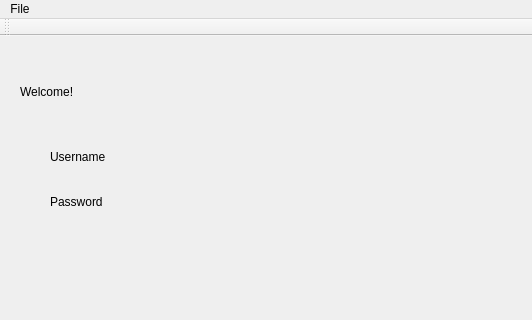
Old version of the form MyLocation/src/MyLocation.ui in the repository Aleadinglight/Computer-Tracking-App; both pictures show x 0 to 532 and y 0 to 320 of the 532 by 520 pixel window.
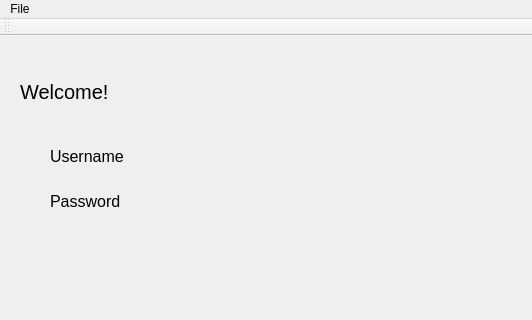
New version of the form.

Diff of the .ui file:
```diff
--- a/MyLocation/src/MyLocation.ui
+++ b/MyLocation/src/MyLocation.ui
@@ -32,10 +32,15 @@
      <rect>
       <x>20</x>
       <y>30</y>
-      <width>81</width>
+      <width>141</width>
       <height>51</height>
      </rect>
     </property>
+    <property name="font">
+     <font>
+      <pointsize>15</pointsize>
+     </font>
+    </property>
     <property name="text">
      <string>Welcome!</string>
     </property>
@@ -45,10 +50,15 @@
      <rect>
       <x>50</x>
       <y>100</y>
-      <width>81</width>
+      <width>141</width>
       <height>41</height>
      </rect>
     </property>
+    <property name="font">
+     <font>
+      <pointsize>12</pointsize>
+     </font>
+    </property>
     <property name="text">
      <string>Username</string>
     </property>
@@ -58,10 +68,15 @@
      <rect>
       <x>50</x>
       <y>140</y>
-      <width>71</width>
+      <width>111</width>
       <height>51</height>
      </rect>
     </property>
+    <property name="font">
+     <font>
+      <pointsize>12</pointsize>
+     </font>
+    </property>
     <property name="text">
      <string>Password</string>
     </property>
```
Left out of the diff: 10 changed lines with no effect on the pictures.
